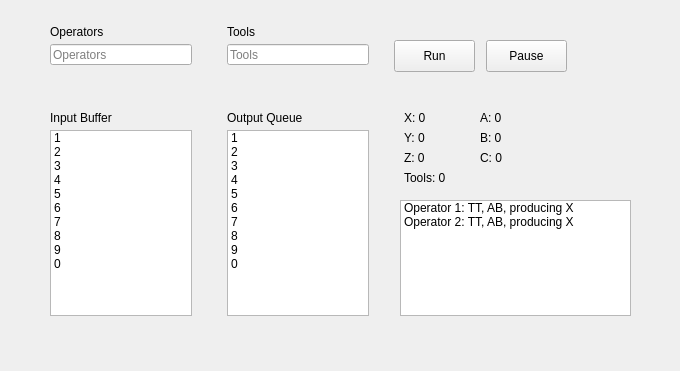
This is mainwindow.ui in xhacker/CMPT-300-HW2 as Qt 5 draws it before an edit. The edited form follows.
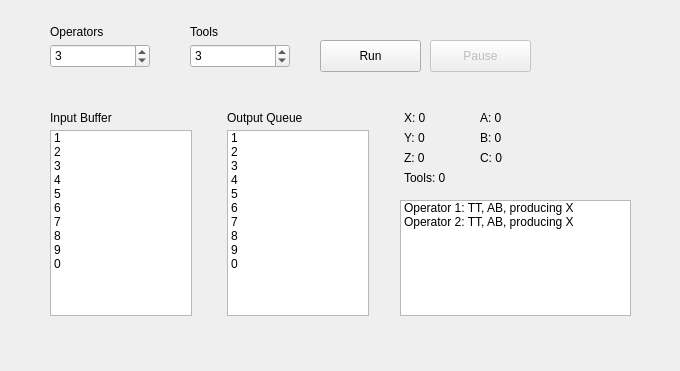
This is the edited form.

Commit message: Run and pause/resume button.

What changed in the file:
```diff
--- a/mainwindow.ui
+++ b/mainwindow.ui
@@ -26,38 +26,12 @@
    <string>MainWindow</string>
   </property>
   <widget class="QWidget" name="centralWidget">
-   <widget class="QLineEdit" name="lineEdit">
+   <widget class="QPushButton" name="runButton">
     <property name="geometry">
      <rect>
-      <x>50</x>
-      <y>44</y>
-      <width>142</width>
-      <height>21</height>
-     </rect>
-    </property>
-    <property name="placeholderText">
-     <string>Operators</string>
-    </property>
-   </widget>
-   <widget class="QLineEdit" name="lineEdit_2">
-    <property name="geometry">
-     <rect>
-      <x>227</x>
-      <y>44</y>
-      <width>142</width>
-      <height>21</height>
-     </rect>
-    </property>
-    <property name="placeholderText">
-     <string>Tools</string>
-    </property>
-   </widget>
-   <widget class="QPushButton" name="pushButton">
-    <property name="geometry">
-     <rect>
-      <x>394</x>
+      <x>320</x>
       <y>40</y>
-      <width>81</width>
+      <width>101</width>
       <height>32</height>
      </rect>
     </property>
@@ -81,7 +55,7 @@
    <widget class="QLabel" name="label_2">
     <property name="geometry">
      <rect>
-      <x>227</x>
+      <x>190</x>
       <y>24</y>
       <width>62</width>
       <height>16</height>
@@ -249,12 +223,15 @@
      </property>
     </item>
    </widget>
-   <widget class="QPushButton" name="pushButton_2">
+   <widget class="QPushButton" name="pauseButton">
+    <property name="enabled">
+     <bool>false</bool>
+    </property>
     <property name="geometry">
      <rect>
-      <x>486</x>
+      <x>430</x>
       <y>40</y>
-      <width>81</width>
+      <width>101</width>
       <height>32</height>
      </rect>
     </property>
@@ -379,6 +356,44 @@
      </property>
     </item>
    </widget>
+   <widget class="QSpinBox" name="operatorsSpinBox">
+    <property name="geometry">
+     <rect>
+      <x>50</x>
+      <y>44</y>
+      <width>100</width>
+      <height>24</height>
+     </rect>
+    </property>
+    <property name="minimum">
+     <number>1</number>
+    </property>
+    <property name="maximum">
+     <number>10</number>
+    </property>
+    <property name="value">
+     <number>3</number>
+    </property>
+   </widget>
+   <widget class="QSpinBox" name="toolsSpinBox">
+    <property name="geometry">
+     <rect>
+      <x>190</x>
+      <y>44</y>
+      <width>100</width>
+      <height>24</height>
+     </rect>
+    </property>
+    <property name="minimum">
+     <number>2</number>
+    </property>
+    <property name="maximum">
+     <number>10</number>
+    </property>
+    <property name="value">
+     <number>3</number>
+    </property>
+   </widget>
   </widget>
   <widget class="QMenuBar" name="menuBar">
    <property name="geometry">
```
The commit also changes 2 other files.
